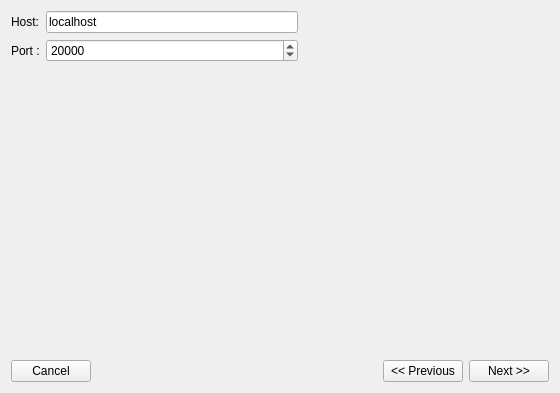
Above: ksirk/Dialogs/tcpconnectwidget.ui from KDE/ksirk before the change. Below: the same form after it.
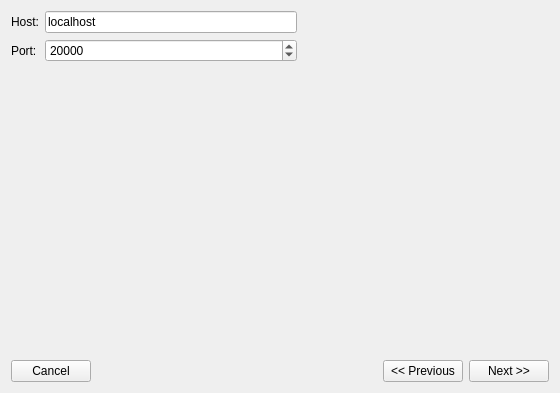
That is the form after the change. Custom widgets are drawn as their Qt base class.

Commit message:
Corrected minor typos.
SVN_SILENT

```diff
--- a/ksirk/Dialogs/tcpconnectwidget.ui
+++ b/ksirk/Dialogs/tcpconnectwidget.ui
@@ -38,7 +38,7 @@
         </sizepolicy>
        </property>
        <property name="text">
-        <string>Port :</string>
+        <string>Port:</string>
        </property>
       </widget>
      </item>
```
